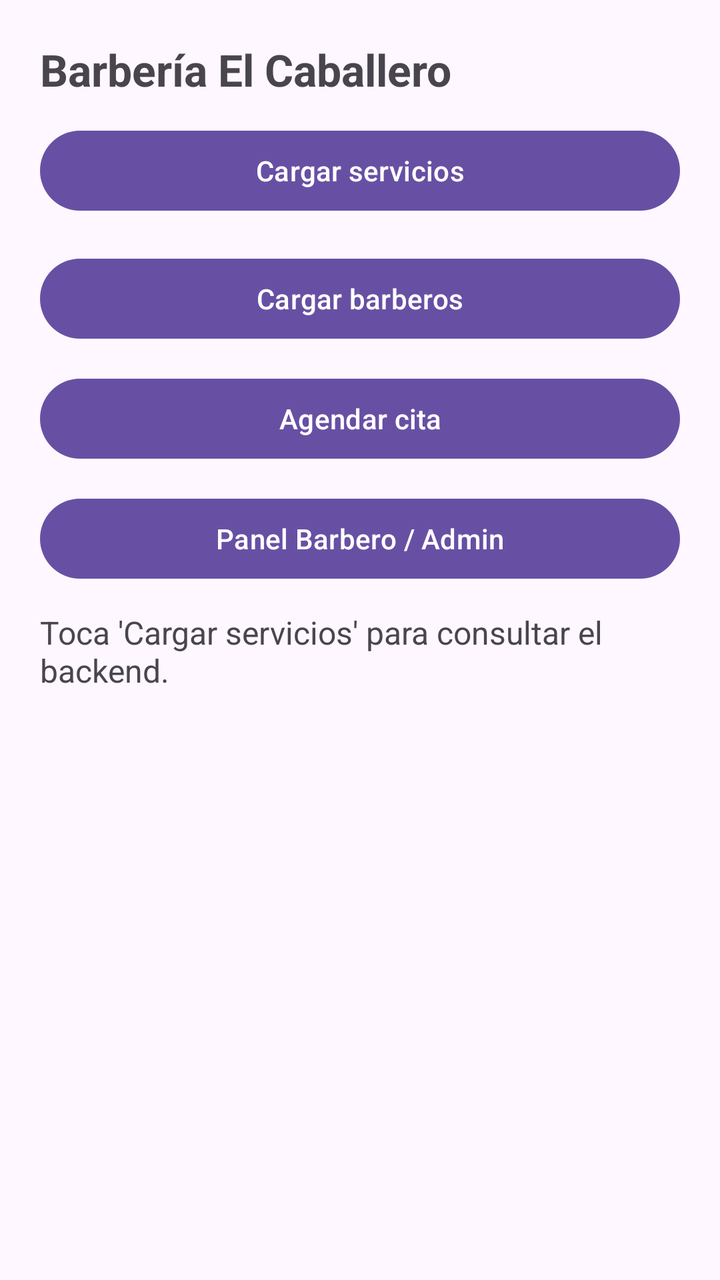
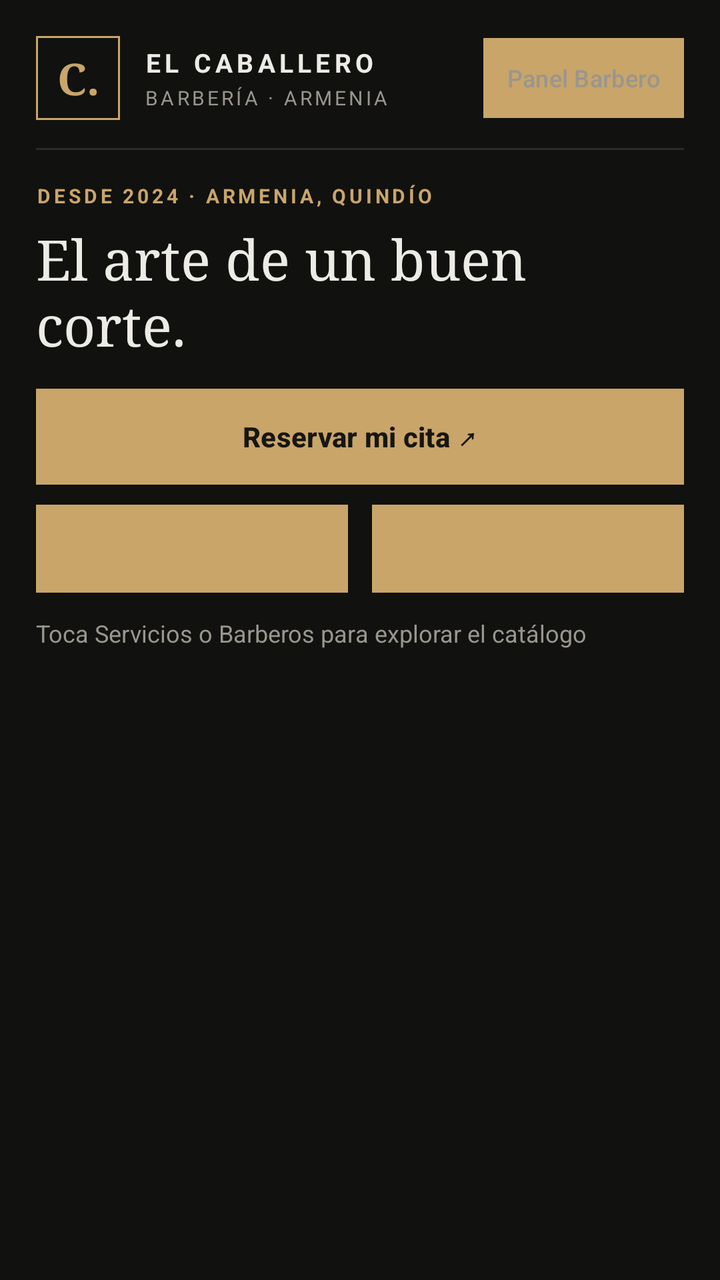

An Android layout rendered at two revisions. The XML below is the earlier revision; the diff shows what the commit changed to produce the second picture.
<!-- AndroidManifest.xml: application theme Theme.BarberiaElCaballero -->
<!-- res/layout/activity_main.xml -->
<?xml version="1.0" encoding="utf-8"?>
<LinearLayout xmlns:android="http://schemas.android.com/apk/res/android"
    android:layout_width="match_parent"
    android:layout_height="match_parent"
    android:orientation="vertical"
    android:padding="20dp" >

    <TextView
        android:id="@+id/tvTitulo"
        android:layout_width="wrap_content"
        android:layout_height="wrap_content"
        android:text="@string/barber_a_el_caballero"
        android:textSize="22sp"
        android:textStyle="bold"
        android:layout_marginBottom="12dp" />

    <Button
        android:id="@+id/btnCargarServicios"
        android:layout_width="match_parent"
        android:layout_height="wrap_content"
        android:text="@string/cargar_servicios"
        android:layout_marginBottom="16dp" />

    <Button
        android:id="@+id/btnCargarBarberos"
        android:layout_width="match_parent"
        android:layout_height="wrap_content"
        android:text="@string/cargar_barberos"
        android:layout_marginBottom="12dp" />

    <Button
        android:id="@+id/btnIrAgendar"
        android:layout_width="match_parent"
        android:layout_height="wrap_content"
        android:text="@string/agendar_cita"
        android:layout_marginBottom="12dp" />

    <Button
        android:id="@+id/btnPanelAdmin"
        android:layout_width="match_parent"
        android:layout_height="wrap_content"
        android:text="Panel Barbero / Admin"
        android:layout_marginBottom="12dp" />

        <TextView
            android:id="@+id/tvResultado"
            android:layout_width="match_parent"
            android:layout_height="wrap_content"
            android:text="@string/toca_cargar_servicios_para_consultar_el_backend"
            android:textSize="16sp"
            android:layout_marginBottom="12dp" />

        <androidx.recyclerview.widget.RecyclerView
            android:id="@+id/rvServicios"
            android:layout_width="match_parent"
            android:layout_height="0dp"
            android:layout_weight="1" />

</LinearLayout>
<!-- resources referenced by this layout -->
<resources>
  <string name="agendar_cita">Agendar cita</string>
  <string name="barber_a_el_caballero">Barbería El Caballero</string>
  <string name="cargar_barberos">Cargar barberos</string>
  <string name="cargar_servicios">Cargar servicios</string>
  <string name="toca_cargar_servicios_para_consultar_el_backend">Toca \'Cargar servicios\' para consultar el backend.</string>
  <style name="Theme.BarberiaElCaballero" parent="Base.Theme.BarberiaElCaballero" />
  <style name="Base.Theme.BarberiaElCaballero" parent="Theme.Material3.DayNight.NoActionBar">
          
          
      </style>
</resources>

<!-- the commit's change to res/layout/activity_main.xml (unified diff, before → after) -->
@@ -2,58 +2,151 @@
 <LinearLayout xmlns:android="http://schemas.android.com/apk/res/android"
     android:layout_width="match_parent"
     android:layout_height="match_parent"
+    android:background="@color/caballero_page"
     android:orientation="vertical"
-    android:padding="20dp" >
+    android:padding="18dp">
+
+    
+    <LinearLayout
+        android:layout_width="match_parent"
+        android:layout_height="wrap_content"
+        android:gravity="center_vertical"
+        android:orientation="horizontal"
+        android:paddingBottom="14dp">
+
+        <TextView
+            android:layout_width="42dp"
+            android:layout_height="42dp"
+            android:background="@drawable/bg_brand_mark"
+            android:fontFamily="serif"
+            android:gravity="center"
+            android:text="C."
+            android:textColor="@color/caballero_gold"
+            android:textSize="22sp"
+            android:textStyle="bold" />
+
+        <LinearLayout
+            android:layout_width="0dp"
+            android:layout_height="wrap_content"
+            android:layout_marginStart="12dp"
+            android:layout_weight="1"
+            android:orientation="vertical">
+
+            <TextView
+                android:layout_width="wrap_content"
+                android:layout_height="wrap_content"
+                android:letterSpacing="0.16"
+                android:text="EL CABALLERO"
+                android:textColor="@color/caballero_text"
+                android:textSize="13sp"
+                android:textStyle="bold" />
+
+            <TextView
+                android:layout_width="wrap_content"
+                android:layout_height="wrap_content"
+                android:layout_marginTop="2dp"
+                android:letterSpacing="0.14"
+                android:text="BARBERÍA · ARMENIA"
+                android:textColor="@color/caballero_muted"
+                android:textSize="10sp" />
+        </LinearLayout>
+
+        <Button
+            android:id="@+id/btnPanelAdmin"
+            android:layout_width="wrap_content"
+            android:layout_height="40dp"
+            android:background="@drawable/bg_input_caballero"
+            android:paddingHorizontal="12dp"
+            android:text="Panel Barbero"
+            android:textAllCaps="false"
+            android:textColor="@color/caballero_muted"
+            android:textSize="12sp" />
+    </LinearLayout>
+
+    <View
+        android:layout_width="match_parent"
+        android:layout_height="1dp"
+        android:layout_marginBottom="16dp"
+        android:background="@color/caballero_line" />
+
+    <TextView
+        android:layout_width="match_parent"
+        android:layout_height="wrap_content"
+        android:letterSpacing="0.16"
+        android:text="DESDE 2024 · ARMENIA, QUINDÍO"
+        android:textColor="@color/caballero_gold"
+        android:textSize="10sp"
+        android:textStyle="bold" />
 
     <TextView
         android:id="@+id/tvTitulo"
-        android:layout_width="wrap_content"
-        android:layout_height="wrap_content"
-        android:text="@string/barber_a_el_caballero"
-        android:textSize="22sp"
-        android:textStyle="bold"
-        android:layout_marginBottom="12dp" />
-
-    <Button
-        android:id="@+id/btnCargarServicios"
         android:layout_width="match_parent"
         android:layout_height="wrap_content"
-        android:text="@string/cargar_servicios"
-        android:layout_marginBottom="16dp" />
+        android:layout_marginTop="6dp"
+        android:layout_marginBottom="14dp"
+        android:fontFamily="serif"
+        android:text="El arte de un buen corte."
+        android:textColor="@color/caballero_text"
+        android:textSize="28sp" />
 
-    <Button
-        android:id="@+id/btnCargarBarberos"
-        android:layout_width="match_parent"
-        android:layout_height="wrap_content"
-        android:text="@string/cargar_barberos"
-        android:layout_marginBottom="12dp" />
-
+    
     <Button
         android:id="@+id/btnIrAgendar"
         android:layout_width="match_parent"
-        android:layout_height="wrap_content"
-        android:text="@string/agendar_cita"
-        android:layout_marginBottom="12dp" />
+        android:layout_height="48dp"
+        android:layout_marginBottom="10dp"
+        android:background="@drawable/bg_button_gold"
+        android:text="Reservar mi cita ↗"
+        android:textAllCaps="false"
+        android:textColor="@color/caballero_dark_ink"
+        android:textSize="14sp"
+        android:textStyle="bold" />
 
-    <Button
-        android:id="@+id/btnPanelAdmin"
+    
+    <LinearLayout
         android:layout_width="match_parent"
         android:layout_height="wrap_content"
-        android:text="Panel Barbero / Admin"
-        android:layout_marginBottom="12dp" />
+        android:layout_marginBottom="12dp"
+        android:orientation="horizontal">
 
-        <TextView
-            android:id="@+id/tvResultado"
-            android:layout_width="match_parent"
-            android:layout_height="wrap_content"
-            android:text="@string/toca_cargar_servicios_para_consultar_el_backend"
-            android:textSize="16sp"
-            android:layout_marginBottom="12dp" />
+        <Button
+            android:id="@+id/btnCargarServicios"
+            android:layout_width="0dp"
+            android:layout_height="44dp"
+            android:layout_marginEnd="6dp"
+            android:layout_weight="1"
+            android:background="@drawable/bg_input_caballero"
+            android:text="Servicios"
+            android:textAllCaps="false"
+            android:textColor="@color/caballero_gold"
+            android:textSize="13sp" />
 
-        <androidx.recyclerview.widget.RecyclerView
-            android:id="@+id/rvServicios"
-            android:layout_width="match_parent"
-            android:layout_height="0dp"
-            android:layout_weight="1" />
+        <Button
+            android:id="@+id/btnCargarBarberos"
+            android:layout_width="0dp"
+            android:layout_height="44dp"
+            android:layout_marginStart="6dp"
+            android:layout_weight="1"
+            android:background="@drawable/bg_input_caballero"
+            android:text="Barberos"
+            android:textAllCaps="false"
+            android:textColor="@color/caballero_gold"
+            android:textSize="13sp" />
+    </LinearLayout>
+
+    <TextView
+        android:id="@+id/tvResultado"
+        android:layout_width="match_parent"
+        android:layout_height="wrap_content"
+        android:layout_marginBottom="10dp"
+        android:text="Toca Servicios o Barberos para explorar el catálogo"
+        android:textColor="@color/caballero_muted"
+        android:textSize="12sp" />
+
+    <androidx.recyclerview.widget.RecyclerView
+        android:id="@+id/rvServicios"
+        android:layout_width="match_parent"
+        android:layout_height="0dp"
+        android:layout_weight="1" />
 
 </LinearLayout>
<!-- resource entries referenced after the edit -->
@@ -1,14 +1,39 @@
 <!-- resources referenced by this layout -->
 <resources>
-  <string name="agendar_cita">Agendar cita</string>
-  <string name="barber_a_el_caballero">Barbería El Caballero</string>
-  <string name="cargar_barberos">Cargar barberos</string>
-  <string name="cargar_servicios">Cargar servicios</string>
-  <string name="toca_cargar_servicios_para_consultar_el_backend">Toca \'Cargar servicios\' para consultar el backend.</string>
+  <color name="caballero_dark_ink">#171610</color>
+  <color name="caballero_gold">#C9A56A</color>
+  <color name="caballero_line">#2B2B28</color>
+  <color name="caballero_muted">#99968E</color>
+  <color name="caballero_page">#11110F</color>
+  <color name="caballero_text">#EDEBE5</color>
+  <!-- drawable bg_brand_mark (drawable) -->
+  <?xml version="1.0" encoding="utf-8"?>
+  <shape xmlns:android="http://schemas.android.com/apk/res/android" android:shape="rectangle">
+      <solid android:color="@color/caballero_page" />
+      <stroke android:width="1dp" android:color="@color/caballero_gold" />
+  </shape>
+  <!-- drawable bg_button_gold (drawable) -->
+  <?xml version="1.0" encoding="utf-8"?>
+  <shape xmlns:android="http://schemas.android.com/apk/res/android" android:shape="rectangle">
+      <solid android:color="@color/caballero_gold" />
+  </shape>
+  <!-- drawable bg_input_caballero (drawable) -->
+  <?xml version="1.0" encoding="utf-8"?>
+  <shape xmlns:android="http://schemas.android.com/apk/res/android" android:shape="rectangle">
+      <solid android:color="@color/caballero_page" />
+      <stroke android:width="1dp" android:color="@color/caballero_line" />
+  </shape>
   <style name="Theme.BarberiaElCaballero" parent="Base.Theme.BarberiaElCaballero" />
   <style name="Base.Theme.BarberiaElCaballero" parent="Theme.Material3.DayNight.NoActionBar">
-          
-          
+          <item name="colorPrimary">@color/caballero_gold</item>
+          <item name="colorOnPrimary">@color/caballero_dark_ink</item>
+          <item name="colorSecondary">@color/caballero_gold_strong</item>
+          <item name="android:windowBackground">@color/caballero_page</item>
+          <item name="android:statusBarColor">@color/caballero_page</item>
+          <item name="android:navigationBarColor">@color/caballero_page</item>
+          <item name="android:textColorPrimary">@color/caballero_text</item>
+          <item name="android:textColorSecondary">@color/caballero_muted</item>
       </style>
+  <color name="caballero_gold_strong">#D9B779</color>
 </resources>
 
